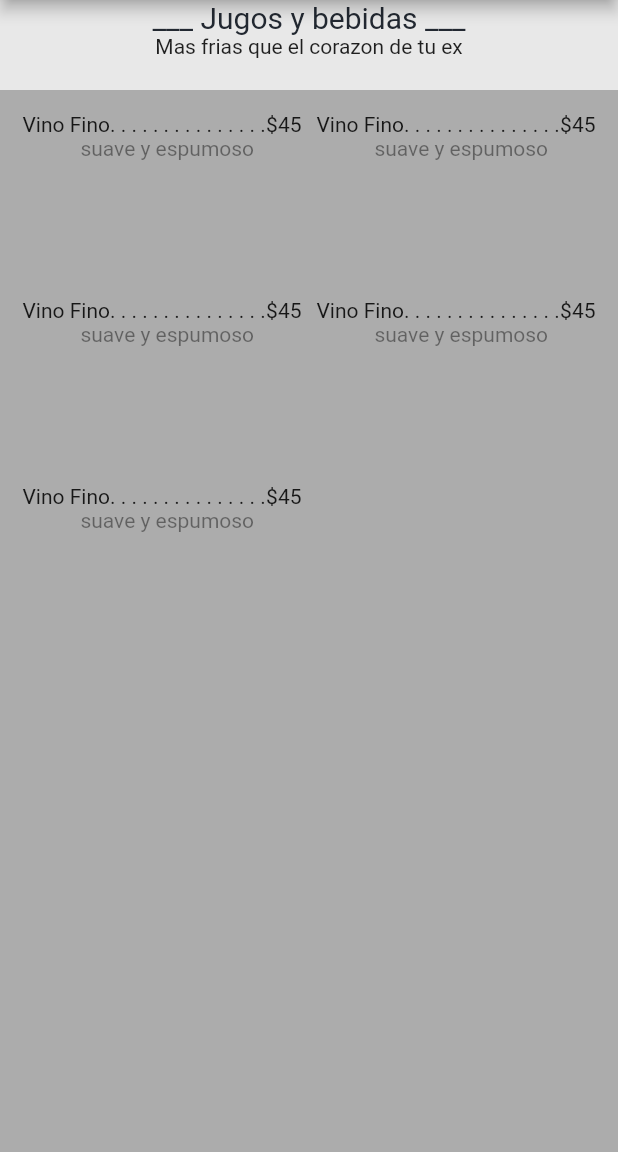
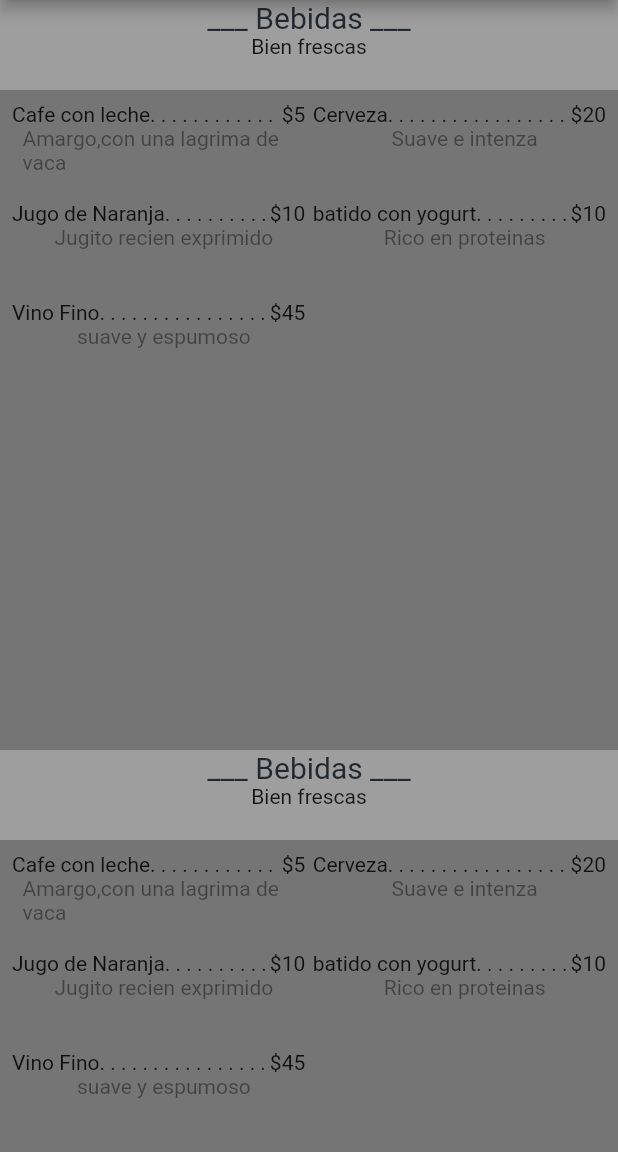
Before and after one commit to Fonzeca/Pedidos-Online, a Flutter app: the screen it shows after launch, on a phone screen of 412 x 824 dp, the part 84-1236 px from its top. Run offline on Flutter 3.47's test engine with Material 2 defaults, Android fonts, the light colour scheme and no system bars; our stand-ins replace bloc, equatable; Roboto replaces fonts that are missing (Raleway).

Commit message:
SingleScrollView listo para integrar DB/json/data

```diff
--- a/pedidos_online_front/lib/src/carta/view/item_label.dart
+++ b/pedidos_online_front/lib/src/carta/view/item_label.dart
@@ -15,7 +15,7 @@ class ItemLabel extends StatelessWidget {
   @override
   Widget build(BuildContext context) {
     return Container(
-        height: 1,
+        height: 2,
         width: 10,
         child: Column(
           children: [
--- a/pedidos_online_front/lib/src/carta/view/pagina_basico.dart
+++ b/pedidos_online_front/lib/src/carta/view/pagina_basico.dart
@@ -8,21 +8,41 @@ class basico extends StatelessWidget {
   @override
   Widget build(BuildContext context) {
     return Scaffold(
+        resizeToAvoidBottomPadding: false,
         backgroundColor: Color(0xFFe8e8e8),
         appBar: AppBar(
           title: Text('Pedidos Online'),
           backgroundColor: Color(0xFF30475E),
         ),
-        body: Container(
-          alignment: Alignment.center,
-          child: Column(children: [
-            TituloSection(
-              titulo: "Jugos y bebidas",
-              descripcion: "Mas frias que el corazon de tu ex",
+        body: Center(
+          child: SingleChildScrollView(
+            scrollDirection: Axis.vertical,
+            child: Column(
+              mainAxisAlignment: MainAxisAlignment.center,
+              children: <Widget>[
+                Container(
+                    alignment: Alignment.center,
+                    width: 900,
+                    height: 1000,
+                    color: Colors.grey,
+                    child: Column(
+                      mainAxisAlignment: MainAxisAlignment.center,
+                      children: [
+                        TituloSection(
+                          titulo: "Bebidas",
+                          descripcion: "Bien frescas",
+                        ),
+                        Expanded(child: _crearGridView()),
+                        TituloSection(
+                          titulo: "Bebidas",
+                          descripcion: "Bien frescas",
+                        ),
+                        Expanded(child: _crearGridView()),
+                      ],
+                    ))
+              ],
             ),
-            //El GridView si esta dentro de una columna debe si o si estar en un expanded
-            Expanded(child: _crearGridView()),
-          ]),
+          ),
         ));
   }
 }
@@ -32,37 +52,36 @@ class basico extends StatelessWidget {
 Widget _crearGridView() {
   return Container(
       width: 800,
-      height: 500,
       color: Colors.black26,
       child: GridView.count(
+          mainAxisSpacing: 1,
+          padding: EdgeInsets.all(8),
           scrollDirection: Axis.vertical,
           crossAxisCount: 2,
-          mainAxisSpacing: 0.1,
-          childAspectRatio: 3 / 2,
-          padding: const EdgeInsets.all(15),
-          crossAxisSpacing: 10,
+          crossAxisSpacing: 5,
+          childAspectRatio: 3,
           shrinkWrap: true,
           children: [
             //aqui se pone la lista para mostrar en el gridiview
             ItemLabel(
-              description: "suave y espumoso",
-              name: "Vino Fino",
-              price: "45",
+              description: "Amargo,con una lagrima de vaca",
+              name: "Cafe con leche",
+              price: "5",
             ),
             ItemLabel(
-              description: "suave y espumoso",
-              name: "Vino Fino",
-              price: "45",
+              description: "Suave e intenza",
+              name: "Cerveza",
+              price: "20",
             ),
             ItemLabel(
-              description: "suave y espumoso",
-              name: "Vino Fino",
-              price: "45",
+              description: "Jugito recien exprimido",
+              name: "Jugo de Naranja",
+              price: "10",
             ),
             ItemLabel(
-              description: "suave y espumoso",
-              name: "Vino Fino",
-              price: "45",
+              description: "Rico en proteinas",
+              name: "batido con yogurt",
+              price: "10",
             ),
             ItemLabel(
               description: "suave y espumoso",
```
